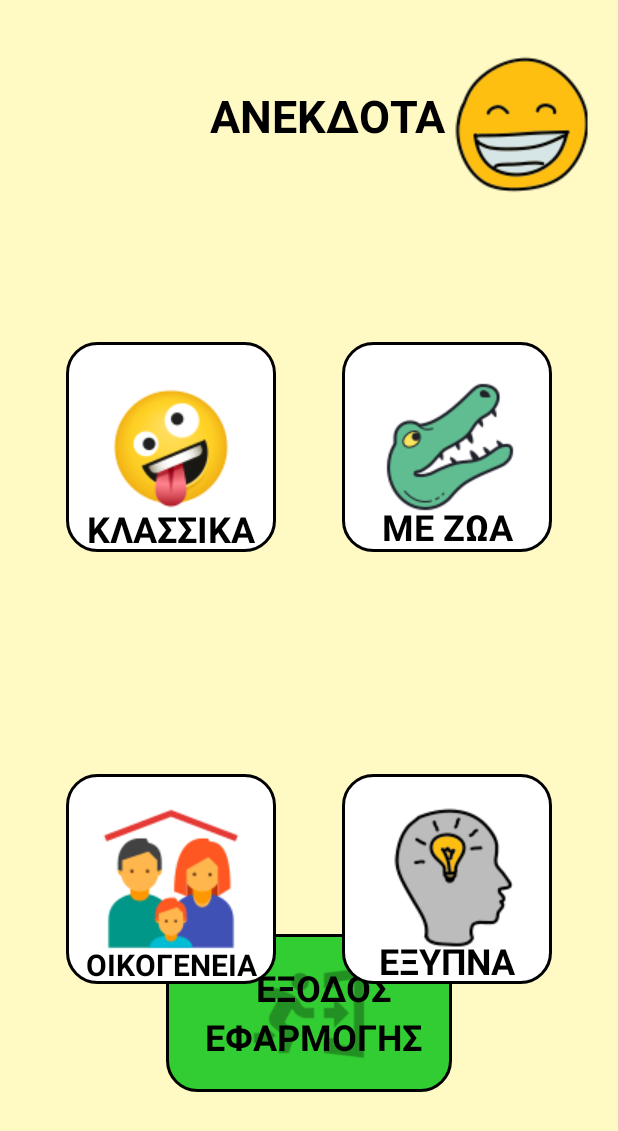
After one commit to Lazaris02/ElderlyUI, an Android app: the JokesActivity screen opened directly, with no data from a screen before it, on a phone screen of 412 x 824 dp. The commit adds this screen. Shown: the top 1131 px of the screen. Run offline under Robolectric (Android 15) with nearby library versions, the phone set to English and light mode, and no system bars.

Commit message:
added the basics of jokesApp

```diff
--- /dev/null
+++ b/app/src/main/java/com/example/elderlyui/JokesActivity.java
@@ -0,0 +1,65 @@
+package com.example.elderlyui;
+
+import android.content.Intent;
+import android.os.Bundle;
+import android.view.View;
+import android.widget.ImageButton;
+
+
+import androidx.appcompat.app.AppCompatActivity;
+
+
+public class JokesActivity extends AppCompatActivity {
+    /*0 - classic jokes
+    * 1 - animal jokes
+    * 2 - family jokes
+    * 3 - smart jokes*/
+    @Override
+    protected void onCreate(Bundle savedInstanceState) {
+        super.onCreate(savedInstanceState);
+        setContentView(R.layout.activity_jokes);
+
+        ImageButton classicJokes = findViewById(R.id.classicJokes);
+        ImageButton animalJokes = findViewById(R.id.animalJokes);
+        ImageButton familyJokes = findViewById(R.id.familyJokes);
+        ImageButton smartJokes = findViewById(R.id.smartJokes);
+
+        classicJokes.setOnClickListener(new View.OnClickListener() {
+            @Override
+            public void onClick(View v) {
+                Intent myIntent = new Intent(v.getContext(), JokesListActivity.class);
+                myIntent.putExtra("jokesCategory",0);
+                startActivity(myIntent);
+            }
+        });
+
+        animalJokes.setOnClickListener(new View.OnClickListener() {
+            @Override
+            public void onClick(View v) {
+                Intent myIntent = new Intent(v.getContext(), JokesListActivity.class);
+                myIntent.putExtra("jokesCategory",1);
+                startActivity(myIntent);
+            }
+        });
+
+        familyJokes.setOnClickListener(new View.OnClickListener() {
+            @Override
+            public void onClick(View v) {
+                Intent myIntent = new Intent(v.getContext(), JokesListActivity.class);
+                myIntent.putExtra("jokesCategory",2);
+                startActivity(myIntent);
+            }
+        });
+
+        smartJokes.setOnClickListener(new View.OnClickListener() {
+            @Override
+            public void onClick(View v) {
+                Intent myIntent = new Intent(v.getContext(), JokesActivity.class);
+                myIntent.putExtra("jokesCategory",3);
+                startActivity(myIntent);
+            }
+        });
+    }
+
+
+}
--- /dev/null
+++ b/app/src/main/res/drawable/joke_background.xml
@@ -0,0 +1,8 @@
+<?xml version="1.0" encoding="utf-8"?>
+<shape xmlns:android="http://schemas.android.com/apk/res/android">
+    <corners android:radius="20dp" />
+    <stroke
+        android:width="2dp"
+        android:color="#000000" />
+    <solid android:color="@color/white" />
+</shape>
--- /dev/null
+++ b/app/src/main/res/layout/activity_jokes.xml
@@ -0,0 +1,153 @@
+<?xml version="1.0" encoding="utf-8"?>
+<androidx.constraintlayout.widget.ConstraintLayout xmlns:android="http://schemas.android.com/apk/res/android"
+    xmlns:app="http://schemas.android.com/apk/res-auto"
+    xmlns:tools="http://schemas.android.com/tools"
+    android:id="@+id/main"
+    android:layout_width="match_parent"
+    android:layout_height="match_parent"
+    android:background="#FFF9C4"
+    tools:context=".JokesActivity">
+
+    <TextView
+        android:id="@+id/exit_text"
+        android:layout_width="wrap_content"
+        android:layout_height="wrap_content"
+        android:layout_marginBottom="96dp"
+        android:background="@drawable/exitbackground"
+        android:fontFamily="@font/noto_sans_bold"
+        android:padding="20dp"
+        android:text="@string/exit_text"
+        android:textColor="@color/black"
+        android:textSize="24dp"
+        app:layout_constraintBottom_toBottomOf="parent"
+        app:layout_constraintEnd_toEndOf="parent"
+        app:layout_constraintStart_toStartOf="parent" />
+
+    <ImageView
+        android:id="@+id/imageView8"
+        android:layout_width="100dp"
+        android:layout_height="80dp"
+        app:layout_constraintBottom_toBottomOf="@+id/exit_text"
+        app:layout_constraintEnd_toEndOf="@+id/exit_text"
+        app:layout_constraintStart_toStartOf="@+id/exit_text"
+        app:layout_constraintTop_toTopOf="@+id/exit_text"
+        app:srcCompat="@drawable/exit" />
+
+    <TextView
+        android:id="@+id/textView3"
+        android:layout_width="wrap_content"
+        android:layout_height="wrap_content"
+        android:layout_marginStart="140dp"
+        android:layout_marginTop="60dp"
+        android:fontFamily="@font/noto_sans_bold"
+        android:text="ΑΝΕΚΔΟΤΑ"
+        android:textColor="@color/black"
+        android:textSize="30sp"
+        app:layout_constraintStart_toStartOf="parent"
+        app:layout_constraintTop_toTopOf="parent" />
+
+    <ImageView
+        android:id="@+id/imageView9"
+        android:layout_width="wrap_content"
+        android:layout_height="wrap_content"
+        android:layout_marginTop="32dp"
+        app:layout_constraintStart_toEndOf="@+id/textView3"
+        app:layout_constraintTop_toTopOf="parent"
+        app:srcCompat="@drawable/lol" />
+
+    <ImageButton
+        android:id="@+id/classicJokes"
+        android:layout_width="wrap_content"
+        android:layout_height="wrap_content"
+        android:layout_marginStart="44dp"
+        android:layout_marginTop="132dp"
+        android:background="@drawable/joke_background"
+        android:padding="20dp"
+        app:layout_constraintStart_toStartOf="parent"
+        app:layout_constraintTop_toBottomOf="@+id/textView3"
+        app:srcCompat="@drawable/classic_joke" />
+
+    <TextView
+        android:id="@+id/textView5"
+        android:layout_width="wrap_content"
+        android:layout_height="wrap_content"
+        android:fontFamily="@font/noto_sans_bold"
+        android:textColor="@color/black"
+        android:textSize="24sp"
+        android:text="ΚΛΑΣΣΙΚΑ"
+        app:layout_constraintBottom_toBottomOf="@+id/classicJokes"
+        app:layout_constraintEnd_toEndOf="@+id/classicJokes"
+        app:layout_constraintStart_toStartOf="@+id/classicJokes" />
+
+    <ImageButton
+        android:id="@+id/animalJokes"
+        android:layout_width="wrap_content"
+        android:layout_height="wrap_content"
+        android:layout_marginTop="132dp"
+        android:layout_marginEnd="44dp"
+        android:background="@drawable/joke_background"
+        android:padding="20dp"
+        app:layout_constraintEnd_toEndOf="parent"
+        app:layout_constraintTop_toBottomOf="@+id/textView3"
+        app:srcCompat="@drawable/animal" />
+
+    <TextView
+        android:id="@+id/textView7"
+        android:layout_width="wrap_content"
+        android:layout_height="wrap_content"
+        android:fontFamily="@font/noto_sans_bold"
+        android:text="ΜΕ ΖΩΑ"
+        android:textColor="@color/black"
+        android:textSize="24sp"
+        app:layout_constraintBottom_toBottomOf="@+id/animalJokes"
+        app:layout_constraintEnd_toEndOf="@+id/animalJokes"
+        app:layout_constraintStart_toStartOf="@+id/animalJokes" />
+
+    <ImageButton
+        android:id="@+id/familyJokes"
+        android:layout_width="wrap_content"
+        android:layout_height="wrap_content"
+        android:layout_marginStart="44dp"
+        android:layout_marginTop="148dp"
+        android:background="@drawable/joke_background"
+        android:padding="20dp"
+        app:layout_constraintStart_toStartOf="parent"
+        app:layout_constraintTop_toBottomOf="@+id/classicJokes"
+        app:srcCompat="@drawable/family" />
+
+    <ImageButton
+        android:id="@+id/smartJokes"
+        android:layout_width="wrap_content"
+        android:layout_height="wrap_content"
+        android:layout_marginTop="148dp"
+        android:layout_marginEnd="44dp"
+        android:background="@drawable/joke_background"
+        android:padding="20dp"
+        app:layout_constraintEnd_toEndOf="parent"
+        app:layout_constraintTop_toBottomOf="@+id/animalJokes"
+        app:srcCompat="@drawable/smart" />
+
+    <TextView
+        android:id="@+id/textView9"
+        android:layout_width="wrap_content"
+        android:layout_height="wrap_content"
+        android:fontFamily="@font/noto_sans_bold"
+        android:text="ΟΙΚΟΓΕΝΕΙΑ"
+        android:textColor="@color/black"
+        android:textSize="20sp"
+        app:layout_constraintBottom_toBottomOf="@+id/familyJokes"
+        app:layout_constraintEnd_toEndOf="@+id/familyJokes"
+        app:layout_constraintStart_toStartOf="@+id/familyJokes" />
+
+    <TextView
+        android:id="@+id/textView10"
+        android:layout_width="wrap_content"
+        android:layout_height="wrap_content"
+        android:fontFamily="@font/noto_sans_bold"
+        android:text="ΕΞΥΠΝΑ"
+        android:textColor="@color/black"
+        android:textSize="24sp"
+        app:layout_constraintBottom_toBottomOf="@+id/smartJokes"
+        app:layout_constraintEnd_toEndOf="@+id/smartJokes"
+        app:layout_constraintStart_toStartOf="@+id/smartJokes" />
+</androidx.constraintlayout.widget.ConstraintLayout>
```
Also changed, not shown: app/src/main/AndroidManifest.xml (+6 -2 lines), app/src/main/assets/animalJokes.txt (added, +17 -0 lines), app/src/main/assets/classicJokes.txt (added, +8 -0 lines), app/src/main/assets/familyJokes.txt (added, +12 -0 lines), app/src/main/assets/smartJokes.txt (added, +23 -0 lines), app/src/main/java/com/example/elderlyui/Joke.java (added, +28 -0 lines), app/src/main/java/com/example/elderlyui/JokesListActivity.java (added, +62 -0 lines), app/src/main/java/com/example/elderlyui/MainActivity.java (+7 -0 lines), app/src/main/res/layout/activity_jokes_list.xml (added, +10 -0 lines), app/src/main/res/drawable/animal.png (added), app/src/main/res/drawable/classic_joke.png (added), app/src/main/res/drawable/family.png (added), app/src/main/res/drawable/lol.png (added), app/src/main/res/drawable/smart.png (added).
